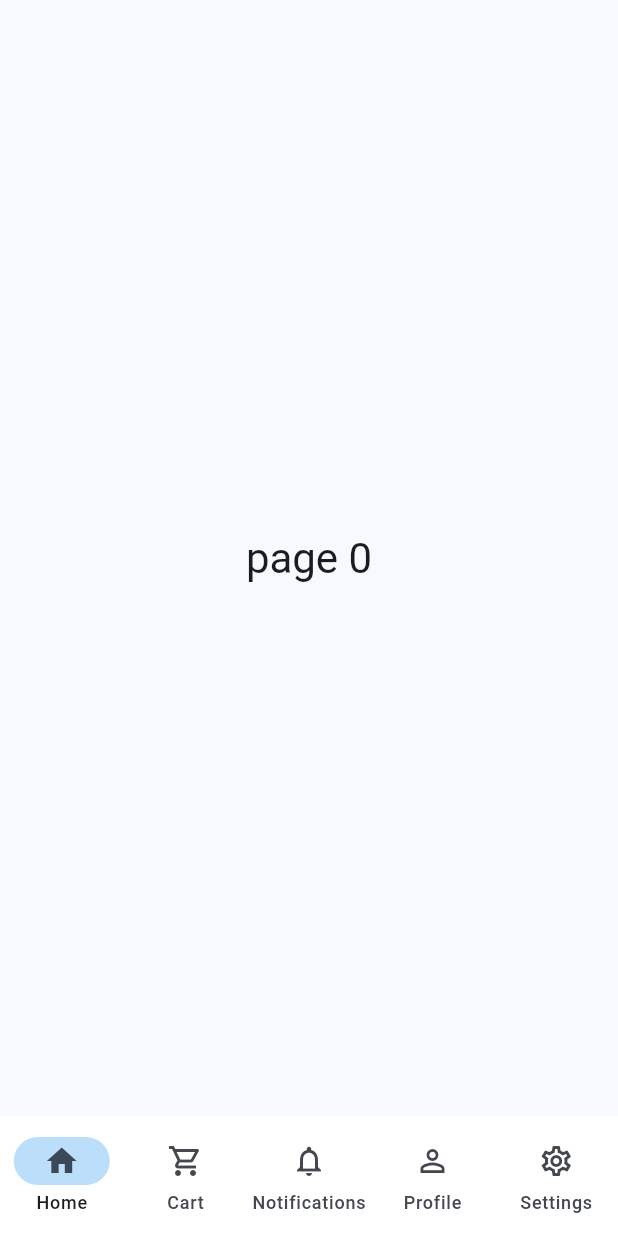
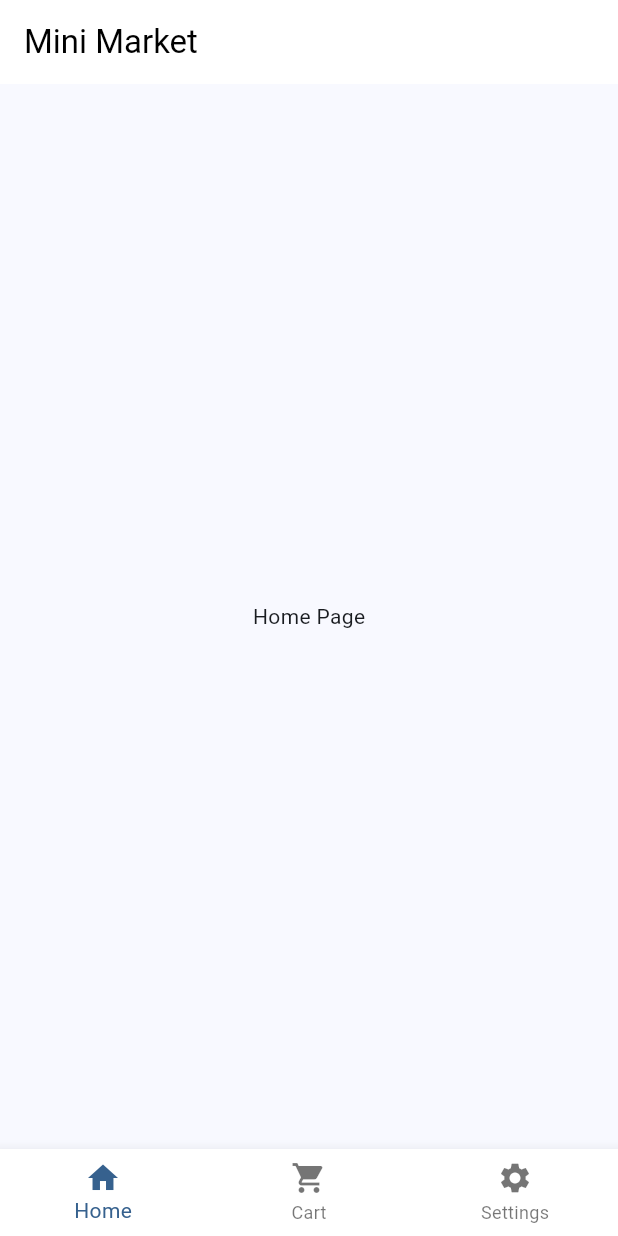
Before and after one commit to Esubale-Endale/flutter_demo, a Flutter app: the screen it shows after launch, on a phone screen of 412 x 824 dp. Run offline on Flutter 3.47's test engine with Material 3 defaults, Android fonts, the phone set to English and light mode, and no system bars.

Commit message:
refactor(ui): replace counter logic with bottom navigation bar
Update the main application structure to replace the default counter
example with a NavigationBar implementation. This includes adding
navigation destinations for Home, Cart, Notifications, Profile, and
Settings, and updating the state management to track the current
selected index.

Also update VS Code settings to point to the correct cmake source
directory.

```diff
--- /dev/null
+++ b/lib/home_screen.dart
@@ -0,0 +1,64 @@
+import 'package:flutter/material.dart';
+
+class MiniMarketApp extends StatelessWidget {
+  const MiniMarketApp({super.key});
+
+  @override
+  Widget build(BuildContext context) {
+    return MaterialApp(
+      title: 'Mini Market',
+      theme: ThemeData(
+        colorScheme: ColorScheme.fromSeed(seedColor: Colors.blue),
+      ),
+      home: const HomeScreen(),
+    );
+  }
+}
+
+class HomeScreen extends StatefulWidget {
+  const HomeScreen({super.key});
+
+  @override
+  State<HomeScreen> createState() => _HomeScreenState();
+}
+
+class _HomeScreenState extends State<HomeScreen> {
+  int currentIndex = 0;
+
+  final List<Widget> pages = const [
+    Center(child: Text('Home Page')),
+    Center(child: Text('Cart Page')),
+    Center(child: Text('Settings Page')),
+  ];
+
+  @override
+  Widget build(BuildContext context) {
+    return Scaffold(
+      appBar: AppBar(
+        backgroundColor: Colors.white,
+        title: const Text('Mini Market', style: TextStyle(color: Colors.black)),
+      ),
+      body: Center(child: pages[currentIndex]),
+      bottomNavigationBar: BottomNavigationBar(
+        backgroundColor: Colors.white,
+        items: [
+          BottomNavigationBarItem(icon: Icon(Icons.home), label: 'Home'),
+          BottomNavigationBarItem(
+            icon: Icon(Icons.shopping_cart),
+            label: 'Cart',
+          ),
+          BottomNavigationBarItem(
+            icon: Icon(Icons.settings),
+            label: 'Settings',
+          ),
+        ],
+        currentIndex: currentIndex,
+        onTap: (index) {
+          setState(() {
+            currentIndex = index;
+          });
+        },
+      ),
+    );
+  }
+}
--- /dev/null
+++ b/lib/layout/navbar.dart
@@ -0,0 +1,7 @@
+import 'package:flutter/material.dart';
+
+const navItems = [
+  BottomNavigationBarItem(icon: Icon(Icons.home_outlined), label: 'Home'),
+  BottomNavigationBarItem(icon: Icon(Icons.person_outline), label: 'Profile'),
+  BottomNavigationBarItem(icon: Icon(Icons.settings_outlined), label: 'Settings'),
+];
--- a/lib/main.dart
+++ b/lib/main.dart
@@ -1,7 +1,10 @@
 import 'package:flutter/material.dart';
+import 'package:flutter_demo/home_screen.dart';
+
+import 'layout/navbar.dart';
 
 void main() {
-  runApp(const MyApp());
+  runApp(const MiniMarketApp());
 }
 
 class MyApp extends StatelessWidget {
@@ -14,7 +17,7 @@ class MyApp extends StatelessWidget {
       theme: ThemeData(
         colorScheme: ColorScheme.fromSeed(seedColor: Colors.blue),
       ),
-      home: const MyHomePage(title: 'Flutter Demo'),
+      home: const MyHomePage(title: 'Mini Market'),
     );
   }
 }
@@ -34,50 +37,25 @@ class _MyHomePageState extends State<MyHomePage> {
   @override
   Widget build(BuildContext context) {
     return Scaffold(
-      // appBar: AppBar(
-      //   backgroundColor: Theme.of(context).colorScheme.inversePrimary,
-      //   title: Text(widget.title),
-      // ),
+      appBar: AppBar(
+        backgroundColor: Colors.white,
+        title: Text(widget.title, style: const TextStyle(color: Colors.black)),
+      ),
       body: Center(
-        child: Text(
-          'page $currentIndex',
-          style: Theme.of(context).textTheme.headlineMedium,
+        child: IndexedStack(
+          index: currentIndex,
+          children: const [
+            Center(child: Text('Home Page')),
+            Center(child: Text('Cart Page')),
+            Center(child: Text('Settings Page')),
+          ],
         ),
       ),
-      bottomNavigationBar: NavigationBar(
+      bottomNavigationBar: BottomNavigationBar(
         backgroundColor: Colors.white,
-        indicatorColor: Colors.blue.shade100,
-        selectedIndex: currentIndex,
+        items: navItems,
 
-        destinations: const [
-          NavigationDestination(
-            icon: Icon(Icons.home_outlined),
-            selectedIcon: Icon(Icons.home),
-            label: 'Home',
-          ),
-          NavigationDestination(
-            icon: Icon(Icons.shopping_cart_outlined),
-            selectedIcon: Icon(Icons.shopping_cart),
-            label: 'Cart',
-          ),
-          NavigationDestination(
-            icon: Icon(Icons.notifications_outlined),
-            selectedIcon: Icon(Icons.notifications),
-            label: 'Notifications',
-          ),
-          NavigationDestination(
-            icon: Icon(Icons.person_outline),
-            selectedIcon: Icon(Icons.person),
-            label: 'Profile',
-          ),
-          NavigationDestination(
-            icon: Icon(Icons.settings_outlined),
-            selectedIcon: Icon(Icons.settings),
-            label: 'Settings',
-          ),
-        ],
-
-        onDestinationSelected: (index) {
+        onTap: (index) {
           setState(() {
             currentIndex = index;
           });
--- a/pubspec.yaml
+++ b/pubspec.yaml
@@ -1,4 +1,4 @@
-name: flutter_session_2
+name: flutter_demo
 description: "A new Flutter project."
 
 publish_to: "none"
```
Also changed, not shown: lib/component/product_card.dart (added, +54 -0 lines), 16 other files.
